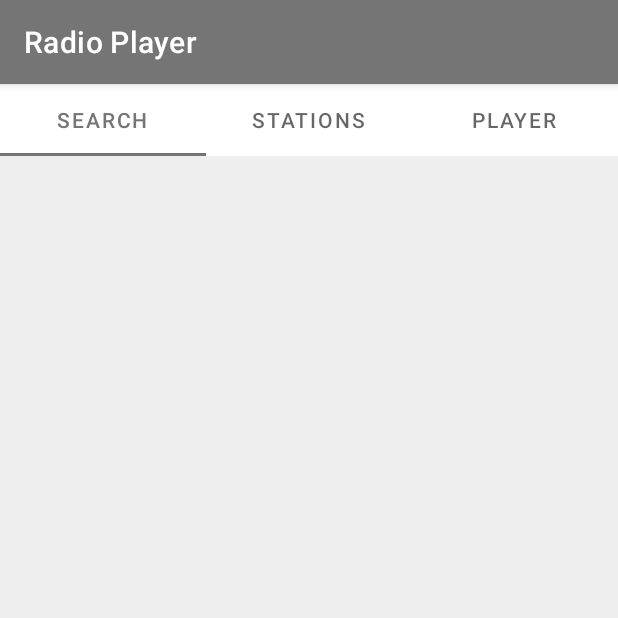
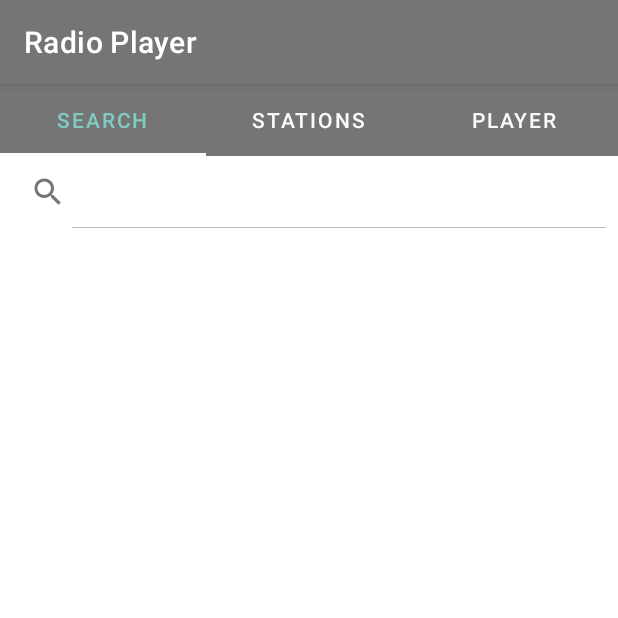
Before and after one commit to VladimirMi/InternetRadioPlayer, an Android app: the fragment MainFragment placed in its activity, on a phone screen of 412 x 824 dp, the top half of it. Run offline under Robolectric (Android 15) with nearby library versions, the phone set to English and light mode, and no system bars; our stand-ins replace Room's generated code, Timber; libraries missing offline, so code that uses them is left out: ru.terrakok.cicerone; 11 statements that could not run were skipped.

Commit message:
feat: Create a search interface

```diff
--- a/app/src/main/java/io/github/vladimirmi/internetradioplayer/presentation/base/BaseActivity.kt
+++ b/app/src/main/java/io/github/vladimirmi/internetradioplayer/presentation/base/BaseActivity.kt
@@ -73,4 +73,6 @@ abstract class BaseActivity<P : BasePresenter<V>, V : BaseView>
         prepareOptionsMenu(menu)
         return super.onPrepareOptionsMenu(menu)
     }
+
+    protected val isPresenterInitialized get() = this::presenter.isInitialized
 }
--- a/app/src/main/java/io/github/vladimirmi/internetradioplayer/presentation/main/MainPagerAdapter.kt
+++ b/app/src/main/java/io/github/vladimirmi/internetradioplayer/presentation/main/MainPagerAdapter.kt
@@ -5,6 +5,7 @@ import androidx.fragment.app.Fragment
 import androidx.fragment.app.FragmentManager
 import androidx.fragment.app.FragmentPagerAdapter
 import io.github.vladimirmi.internetradioplayer.R
+import io.github.vladimirmi.internetradioplayer.presentation.search.SearchFragment
 import io.github.vladimirmi.internetradioplayer.presentation.station.StationFragment
 import io.github.vladimirmi.internetradioplayer.presentation.stationlist.StationListFragment
 
@@ -18,7 +19,7 @@ class MainPagerAdapter(context: Context, fm: FragmentManager) : FragmentPagerAda
 
     override fun getItem(position: Int): Fragment {
         return when (position) {
-            0 -> StationListFragment()
+            0 -> SearchFragment()
             1 -> StationListFragment()
             2 -> StationFragment()
             else -> throw IllegalStateException("Can't find fragment for the position $position")
--- /dev/null
+++ b/app/src/main/java/io/github/vladimirmi/internetradioplayer/presentation/search/SearchFragment.kt
@@ -0,0 +1,37 @@
+package io.github.vladimirmi.internetradioplayer.presentation.search
+
+import android.app.SearchManager
+import android.content.ComponentName
+import android.content.Context
+import android.view.View
+import io.github.vladimirmi.internetradioplayer.R
+import io.github.vladimirmi.internetradioplayer.di.Scopes
+import io.github.vladimirmi.internetradioplayer.presentation.base.BaseFragment
+import io.github.vladimirmi.internetradioplayer.presentation.root.RootActivity
+import kotlinx.android.synthetic.main.fragment_search.*
+import toothpick.Toothpick
+
+/**
+ * Created by Vladimir Mikhalev 12.11.2018.
+ */
+
+class SearchFragment : BaseFragment<SearchPresenter, SearchView>(), SearchView {
+
+    override val layout = R.layout.fragment_search
+
+    override fun providePresenter(): SearchPresenter {
+        return Toothpick.openScopes(Scopes.ROOT_ACTIVITY, this)
+                .getInstance(SearchPresenter::class.java).also {
+                    Toothpick.closeScope(this)
+                }
+    }
+
+    override fun setupView(view: View) {
+        val searchManager = context!!.getSystemService(Context.SEARCH_SERVICE) as SearchManager
+        val componentName = ComponentName(context!!, RootActivity::class.java)
+        searchView.setIconifiedByDefault(false)
+        searchView.setSearchableInfo(searchManager.getSearchableInfo(componentName))
+
+        searchView.suggestionsAdapter
+    }
+}
--- /dev/null
+++ b/app/src/main/java/io/github/vladimirmi/internetradioplayer/presentation/search/SearchView.kt
@@ -0,0 +1,9 @@
+package io.github.vladimirmi.internetradioplayer.presentation.search
+
+import io.github.vladimirmi.internetradioplayer.presentation.base.BaseView
+
+/**
+ * Created by Vladimir Mikhalev 12.11.2018.
+ */
+
+interface SearchView : BaseView
--- a/app/src/main/res/layout/fragment_main.xml
+++ b/app/src/main/res/layout/fragment_main.xml
@@ -8,6 +8,7 @@
 
     <com.google.android.material.tabs.TabLayout
         android:id="@+id/mainTl"
+        style="@style/CustomTabLayout"
         android:layout_width="match_parent"
         android:layout_height="wrap_content"
         app:layout_constraintTop_toTopOf="parent"
--- /dev/null
+++ b/app/src/main/res/layout/fragment_search.xml
@@ -0,0 +1,15 @@
+<?xml version="1.0" encoding="utf-8"?>
+<androidx.constraintlayout.widget.ConstraintLayout
+    xmlns:android="http://schemas.android.com/apk/res/android"
+    android:layout_width="match_parent"
+    android:layout_height="match_parent"
+    >
+
+    <SearchView
+        android:id="@+id/searchView"
+        android:layout_width="match_parent"
+        android:layout_height="wrap_content"
+        android:iconifiedByDefault="false"
+        />
+
+</androidx.constraintlayout.widget.ConstraintLayout>
--- a/app/src/main/res/values/colors.xml
+++ b/app/src/main/res/values/colors.xml
@@ -3,6 +3,7 @@
     <color name="red_500">#F44336</color>
     <color name="red_800">#C62828</color>
     <color name="blue_500">#2196F3</color>
+    <color name="teal_200">#80CBC4</color>
     <color name="teal_500">#009688</color>
     <color name="green_100">#c8e6c9</color>
     <color name="green_200">#a5d6a7</color>
@@ -28,6 +29,7 @@
     <color name="primaryTextColor">@color/grey_900</color>
     <color name="secondaryTextColor">@color/grey_600</color>
     <color name="accentColor">@color/teal_500</color>
+    <color name="accentLightColor">@color/teal_200</color>
 
     <color name="shadow">#44212121</color>
     <color name="transparent_grey">#55222222</color>
--- a/app/src/main/res/values/styles.xml
+++ b/app/src/main/res/values/styles.xml
@@ -68,4 +68,9 @@
         <item name="contentPadding">8dp</item>
     </style>
 
+    <style name="CustomTabLayout" parent="Widget.MaterialComponents.TabLayout.Colored">
+        <item name="tabSelectedTextColor">@color/accentLightColor</item>
+        <item name="tabTextColor">@color/grey_50</item>
+    </style>
+
 </resources>
--- /dev/null
+++ b/app/src/main/res/xml/searchable.xml
@@ -0,0 +1,4 @@
+<?xml version="1.0" encoding="utf-8"?>
+<searchable
+    xmlns:android="http://schemas.android.com/apk/res/android"
+    android:label="@string/app_name"/>
```
Also changed, not shown: app/src/main/AndroidManifest.xml (+8 -0 lines), app/src/main/java/io/github/vladimirmi/internetradioplayer/presentation/root/RootActivity.kt (+14 -2 lines), app/src/main/java/io/github/vladimirmi/internetradioplayer/presentation/search/SearchPresenter.kt (added, +11 -0 lines).
